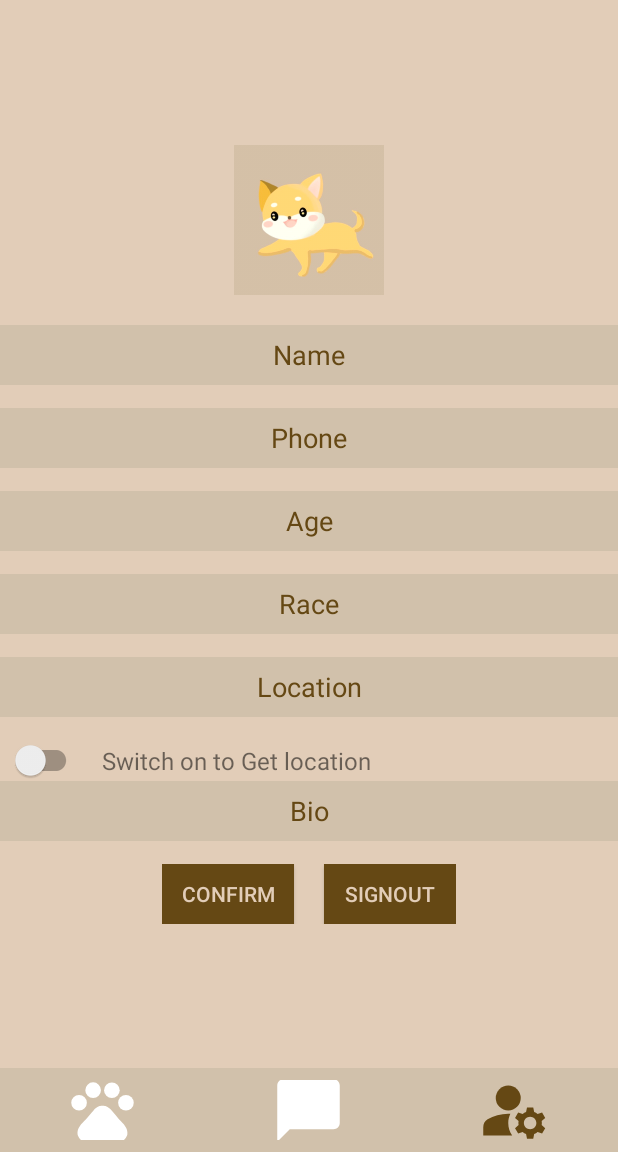
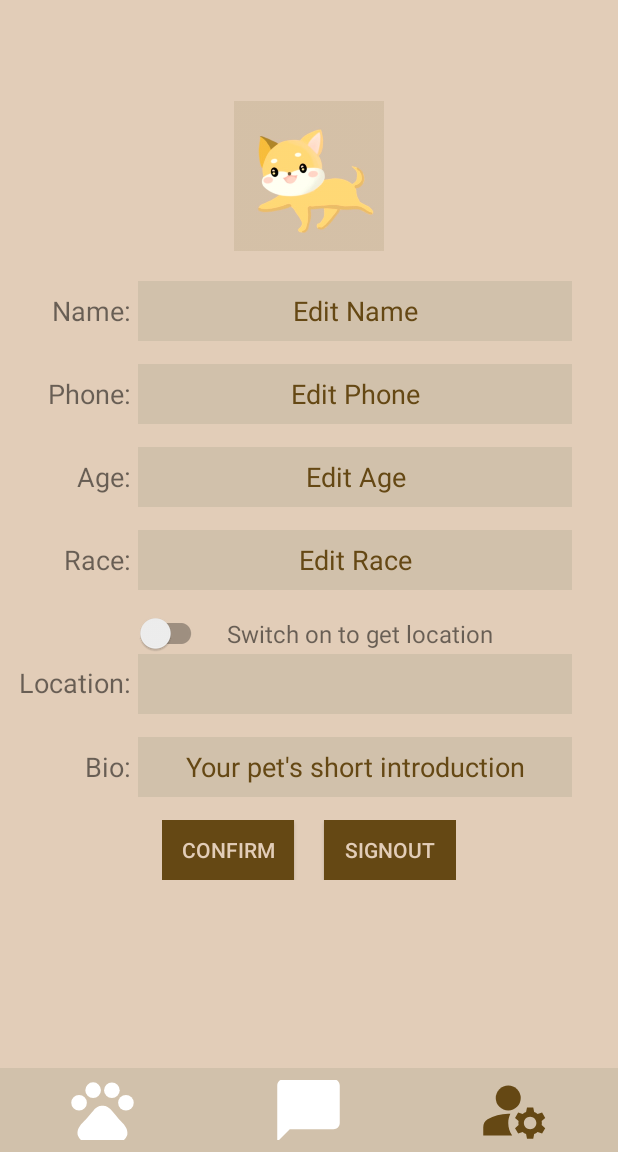
Before and after one commit to 5520-GorupProject/WoofMateDating, an Android app: the SettingsActivity screen opened directly, with no data from a screen before it, on a phone screen of 412 x 824 dp, the part 84-1236 px from its top. Run offline under Robolectric (Android 15) with nearby library versions, the phone set to English and light mode, and no system bars; our stand-ins replace Firebase (no records; nobody signed in at launch, a user with empty details on screens opened directly).

Commit message:
Settings and location update

```diff
--- a/app/src/main/java/com/example/woofmatedating/SettingsActivity.java
+++ b/app/src/main/java/com/example/woofmatedating/SettingsActivity.java
@@ -62,7 +62,7 @@ import java.util.Map;
 
 public class SettingsActivity extends AppCompatActivity {
 
-    private EditText mNameField, mPhoneField, mRaceField, mAgeField, mBioField, mLocationField;
+    private EditText mNameField, mPhoneField, mRaceField, mAgeField, mBioField;
 
     private Button mConfirm;
 
@@ -78,6 +78,7 @@ public class SettingsActivity extends AppCompatActivity {
 
 
     private TextView realLocation;
+    private TextView mLocationField;
     private SwitchMaterial getLocation;
 
     FusedLocationProviderClient fusedLocationProviderClient;
@@ -94,9 +95,9 @@ public class SettingsActivity extends AppCompatActivity {
         mAgeField = (EditText) findViewById(R.id.age);
         mRaceField = (EditText) findViewById(R.id.race);
         mBioField = (EditText) findViewById(R.id.bio);
-        mLocationField = (EditText) findViewById(R.id.location);
+        mLocationField = (TextView) findViewById(R.id.location);
 
-        realLocation = (TextView) findViewById(R.id.cityLocation);
+        //realLocation = (TextView) findViewById(R.id.cityLocation);
         getLocation = findViewById(R.id.GetLocation);
         fusedLocationProviderClient = LocationServices.getFusedLocationProviderClient(this);
 
@@ -184,14 +185,13 @@ public class SettingsActivity extends AppCompatActivity {
                 if (buttonView.isChecked()){
                     getLocation();
                 } else {
-                    realLocation.setVisibility(View.GONE);
+                    //mLocationField.setVisibility(View.GONE);
                 }
             }
         });
-
     }
 
-    ///////////
+    ////
     @Override
     public void onRequestPermissionsResult(int requestCode, @NonNull String[] permissions, @NonNull int[] grantResults) {
         super.onRequestPermissionsResult(requestCode, permissions, grantResults);
@@ -202,7 +202,7 @@ public class SettingsActivity extends AppCompatActivity {
             } else {
                 // Permission denied, display a message or disable the switch
                 getLocation.setChecked(false);
-                realLocation.setVisibility(View.GONE);
+                //mLocationField.setVisibility(View.GONE);
                 // You can show a message to the user to inform them that the permission is required
             }
         }
@@ -210,7 +210,7 @@ public class SettingsActivity extends AppCompatActivity {
 
 
     private void getLocation(){
-        realLocation.setVisibility(View.VISIBLE);
+        mLocationField.setVisibility(View.VISIBLE);
         new Thread(new Runnable() {
             @Override
             public void run() {
@@ -225,9 +225,8 @@ public class SettingsActivity extends AppCompatActivity {
                                 try {
                                     Geocoder geocoder = new Geocoder(SettingsActivity.this, Locale.getDefault());
                                     List<Address> addresses = geocoder.getFromLocation(location.getLatitude(), location.getLongitude(), 1);
-                                    String locationl = addresses.get(0).getCountryName() + ", "
-                                            + addresses.get(0).getAdminArea() + ", " + addresses.get(0).getLocality();
-                                    realLocation.setText(locationl);
+                                    String locationl = addresses.get(0).getAdminArea() + ", " + addresses.get(0).getLocality();
+                                    mLocationField.setText(locationl);
 
                                 } catch (IOException e) {
                                     throw new RuntimeException(e);
--- a/app/src/main/res/layout/activity_settings.xml
+++ b/app/src/main/res/layout/activity_settings.xml
@@ -9,13 +9,15 @@
 
     <com.google.android.material.appbar.MaterialToolbar
         android:id="@+id/toolbar"
-        android:layout_width="match_parent"
+        android:layout_width="0dp"
         android:layout_height="?attr/actionBarSize"
         android:background="?attr/colorPrimary"
         android:theme="@style/AppTheme"
-        app:titleTextColor="#E2CDB8"
+        app:layout_constraintEnd_toEndOf="parent"
+        app:layout_constraintStart_toStartOf="parent"
         app:layout_constraintTop_toTopOf="parent"
         app:title="WoofMate"
+        app:titleTextColor="#E2CDB8"
         tools:ignore="MissingClass">
 
     </com.google.android.material.appbar.MaterialToolbar>
@@ -31,13 +33,14 @@
         app:layout_constraintBottom_toTopOf="@+id/include2"
         app:layout_constraintEnd_toEndOf="parent"
         app:layout_constraintStart_toStartOf="parent"
-        app:layout_constraintTop_toBottomOf="@+id/toolbar">
-
+        app:layout_constraintTop_toBottomOf="@+id/toolbar"
+        app:layout_constraintVertical_bias="0.35000002">
 
         <LinearLayout
             android:layout_width="match_parent"
             android:layout_height="wrap_content"
             android:layout_gravity="center"
+            android:gravity="center"
             android:orientation="vertical">
 
             <ImageView
@@ -47,56 +50,125 @@
                 android:layout_marginBottom="20sp"
                 android:src="@drawable/_1_2" />
 
+            <LinearLayout
+                android:layout_width="match_parent"
+                android:layout_height="wrap_content"
+                android:layout_marginStart="15dp"
+                android:layout_marginEnd="25dp"
+                android:orientation="horizontal">
+
+                <TextView
+                    android:layout_width="75dp"
+                    android:layout_height="wrap_content"
+                    android:layout_weight="1"
+                    android:gravity="right"
+                    android:text="Name: "
+                    android:textSize="18sp" />
+
                 <EditText
                     android:id="@+id/name"
-                android:layout_width="match_parent"
+                    android:layout_width="240dp"
                     android:layout_height="40dp"
+                    android:layout_weight="7"
                     android:layout_marginBottom="15sp"
                     android:background="#d1c1ab"
                     android:gravity="center"
-                android:hint="Name"
+                    android:hint="Edit Name"
                     android:textColor="#654814"
                     android:textColorHint="#654814" />
+            </LinearLayout>
+
+            <LinearLayout
+                android:layout_width="match_parent"
+                android:layout_height="wrap_content"
+                android:layout_marginStart="15dp"
+                android:layout_marginEnd="25dp"
+                android:orientation="horizontal">
+
+                <TextView
+                    android:layout_width="75dp"
+                    android:layout_height="wrap_content"
+                    android:layout_weight="1"
+                    android:gravity="right"
+                    android:text="Phone: "
+                    android:textSize="18sp" />
 
                 <EditText
                     android:id="@+id/phone"
-                android:layout_width="match_parent"
+                    android:layout_width="240dp"
                     android:layout_height="40dp"
+                    android:layout_weight="7"
                     android:layout_marginBottom="15sp"
                     android:background="#d1c1ab"
                     android:gravity="center"
-                android:hint="Phone"
+
+                    android:hint="Edit Phone"
                     android:inputType="phone"
                     android:textColor="#654814"
                     android:textColorHint="#654814" />
+            </LinearLayout>
+
+            <LinearLayout
+                android:layout_width="match_parent"
+                android:layout_height="wrap_content"
+                android:layout_marginStart="15dp"
+                android:layout_marginEnd="25dp"
+                android:orientation="horizontal">
+
+                <TextView
+                    android:layout_width="75dp"
+                    android:gravity="right"
+                    android:layout_weight="1"
+                    android:layout_height="wrap_content"
+                    android:text="Age: "
+                    android:textSize="18sp" />
 
                 <EditText
                     android:id="@+id/age"
-                android:layout_width="match_parent"
+                    android:layout_width="240dp"
                     android:layout_height="40dp"
+                    android:layout_weight="7"
                     android:layout_marginBottom="15sp"
                     android:background="#d1c1ab"
                     android:gravity="center"
-                android:hint="Age"
+                    android:hint="Edit Age"
                     android:inputType="text"
                     android:textColor="#654814"
                     android:textColorHint="#654814" />
+            </LinearLayout>
+
+            <LinearLayout
+                android:layout_width="match_parent"
+                android:layout_height="wrap_content"
+                android:layout_marginStart="15dp"
+                android:layout_marginEnd="25dp"
+                android:orientation="horizontal">
+
+                <TextView
+                    android:layout_width="75dp"
+                    android:layout_height="wrap_content"
+                    android:layout_weight="1"
+                    android:text="Race: "
+                    android:gravity="right"
+                    android:textSize="18sp" />
 
                 <EditText
                     android:id="@+id/race"
-                android:layout_width="match_parent"
+                    android:layout_width="240dp"
                     android:layout_height="40dp"
+                    android:layout_weight="7"
                     android:layout_marginBottom="15sp"
                     android:background="#d1c1ab"
                     android:gravity="center"
-                android:hint="Race"
+                    android:hint="Edit Race"
                     android:inputType="text"
                     android:textColor="#654814"
                     android:textColorHint="#654814" />
+            </LinearLayout>
 
-            <EditText
+            <!--<EditText
                 android:id="@+id/location"
-                android:layout_width="match_parent"
+                android:layout_width="300dp"
                 android:layout_height="40dp"
                 android:layout_marginBottom="15sp"
                 android:background="#d1c1ab"
@@ -104,55 +176,91 @@
                 android:hint="Location"
                 android:inputType="text"
                 android:textColor="#654814"
-                android:textColorHint="#654814" />
-
-            <TextView
-                android:id="@+id/cityLocation"
-                android:layout_width="wrap_content"
-                android:layout_height="wrap_content"
-                android:focusableInTouchMode="true"
-                android:ellipsize="marquee"
-                android:marqueeRepeatLimit="marquee_forever"
-                android:paddingStart="26dp"
-                android:scrollHorizontally="true"
-                android:textSize="16dp"
-                android:visibility="gone"
-                />
-
+                android:textColorHint="#654814" />-->
             <LinearLayout
                 android:layout_width="match_parent"
                 android:layout_height="wrap_content"
+                android:gravity="center"
                 android:orientation="horizontal">
 
                 <com.google.android.material.switchmaterial.SwitchMaterial
                     android:id="@+id/GetLocation"
                     android:layout_width="wrap_content"
                     android:layout_height="wrap_content"
+                    android:layout_gravity="center_vertical"
                     android:layout_marginStart="6.5dp"
-                    android:layout_marginEnd="6.5dp"
-                    android:layout_gravity="center_vertical" />
+                    android:layout_marginEnd="6.5dp" />
 
                 <TextView
                     android:layout_width="wrap_content"
                     android:layout_height="wrap_content"
-                    android:text="Switch on to Get location"
                     android:layout_gravity="center_vertical"
                     android:layout_marginStart="6.5dp"
+                    android:text="Switch on to get location"
                     android:textSize="16sp" />
 
             </LinearLayout>
 
+            <LinearLayout
+                android:layout_width="match_parent"
+                android:layout_height="wrap_content"
+                android:layout_marginStart="15dp"
+                android:layout_marginEnd="25dp"
+                android:orientation="horizontal">
+
+                <TextView
+                    android:layout_width="75dp"
+                    android:layout_height="wrap_content"
+                    android:layout_weight="1"
+                    android:text="Location: "
+                    android:gravity="right"
+                    android:textSize="18sp" />
+
+                <TextView
+                    android:id="@+id/location"
+                    android:layout_width="240dp"
+                    android:layout_height="40dp"
+                    android:layout_weight="7"
+                    android:layout_marginBottom="15sp"
+                    android:background="#d1c1ab"
+                    android:ellipsize="marquee"
+                    android:focusableInTouchMode="true"
+                    android:gravity="center"
+                    android:marqueeRepeatLimit="marquee_forever"
+                    android:scrollHorizontally="true"
+                    android:textColor="#654814"
+                    android:textSize="16dp" />
+            </LinearLayout>
+
+
+            <LinearLayout
+                android:layout_width="match_parent"
+                android:layout_height="wrap_content"
+                android:layout_marginStart="15dp"
+                android:layout_marginEnd="25dp"
+                android:orientation="horizontal">
+
+                <TextView
+                    android:layout_width="75dp"
+                    android:layout_height="wrap_content"
+                    android:gravity="right"
+                    android:layout_weight="1"
+                    android:text="Bio: "
+                    android:textSize="18sp" />
+
                 <EditText
                     android:id="@+id/bio"
-                android:layout_width="match_parent"
+                    android:layout_width="240dp"
                     android:layout_height="40dp"
+                    android:layout_weight="7"
                     android:layout_marginBottom="15sp"
                     android:background="#d1c1ab"
                     android:gravity="center"
-                android:hint="Bio"
+                    android:hint="Your pet's short introduction"
                     android:inputType="text"
                     android:textColor="#654814"
                     android:textColorHint="#654814" />
+            </LinearLayout>
         </LinearLayout>
 
         <LinearLayout
@@ -185,8 +293,10 @@
     <include
         android:id="@+id/include2"
         layout="@layout/nav_bar"
-        android:layout_width="match_parent"
+        android:layout_width="0dp"
         android:layout_height="wrap_content"
         android:layout_gravity="bottom"
-        app:layout_constraintBottom_toBottomOf="parent" />
+        app:layout_constraintBottom_toBottomOf="parent"
+        app:layout_constraintEnd_toEndOf="parent"
+        app:layout_constraintStart_toStartOf="parent" />
 </androidx.constraintlayout.widget.ConstraintLayout>
```
Lines whose indentation alone changed are shown as unchanged.
